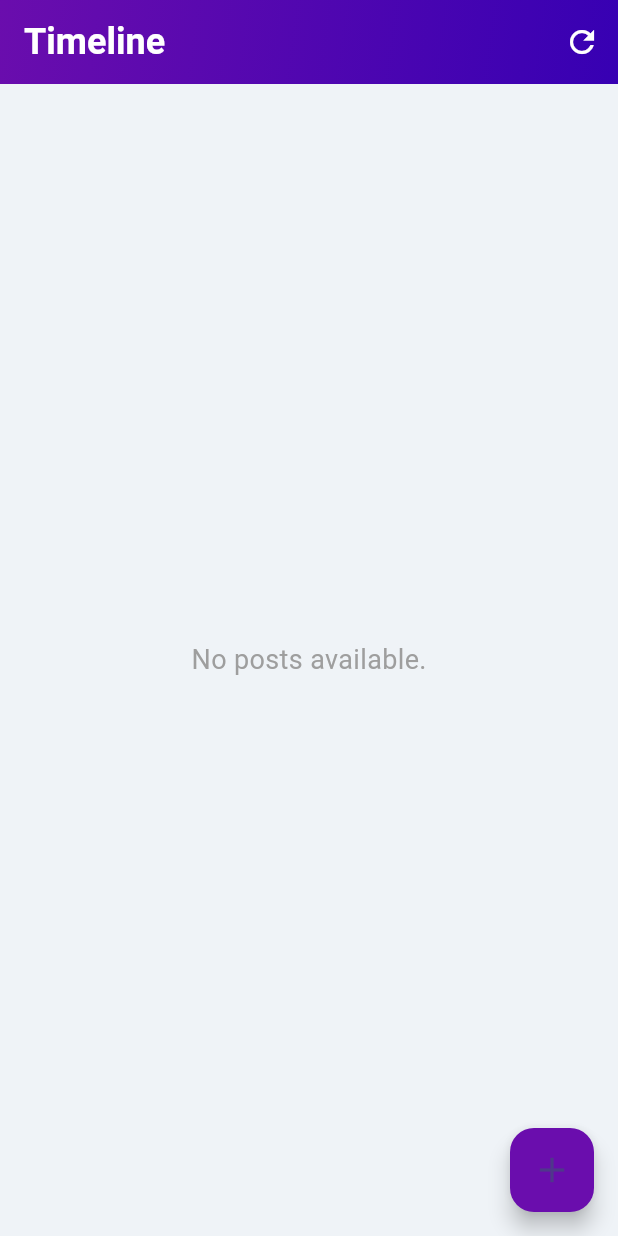
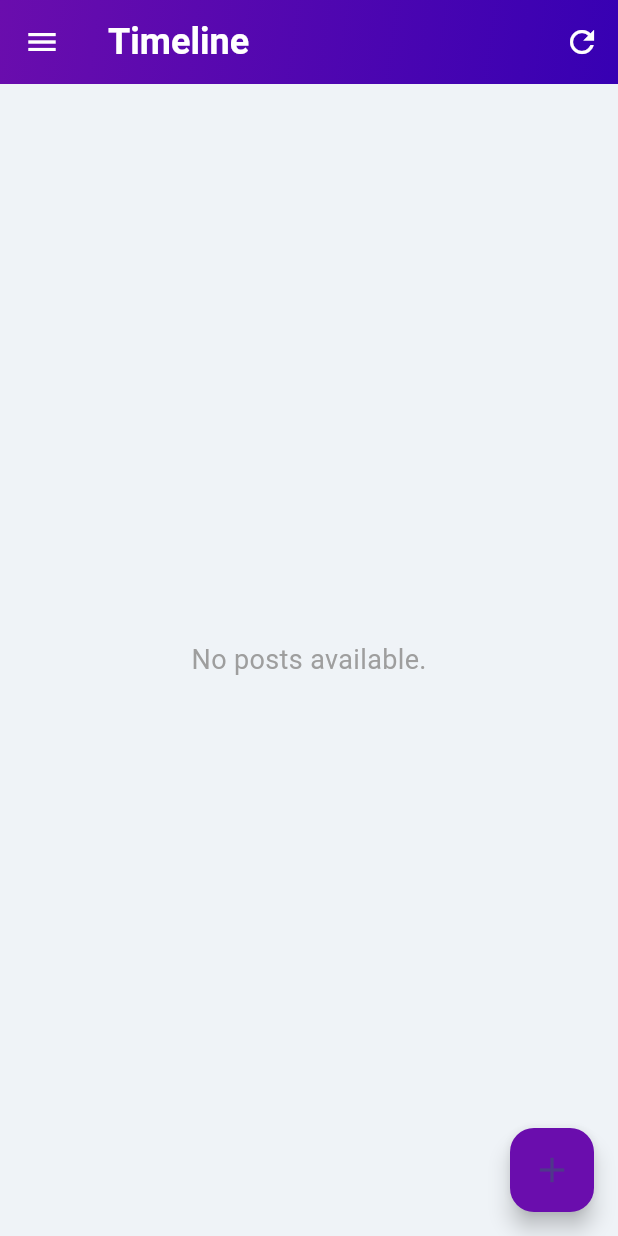
Before and after one commit to patryklbn/numinousways, a Flutter app: the screen it shows once a user with an empty profile is signed in, on a phone screen of 412 x 824 dp. Run offline on Flutter 3.47's test engine with Material 3 defaults, Android fonts, the phone set to English and light mode, and no system bars; our stand-ins replace cached_network_image, cloud_firestore, firebase_auth, firebase_core, firebase_storage, google_sign_in and 2 more; accounts and stored records are empty.

Commit message:
Fixed nested app bar

```diff
--- a/lib/screens/timeline/timeline_screen.dart
+++ b/lib/screens/timeline/timeline_screen.dart
@@ -1,10 +1,12 @@
-// timeline_screen.dart
+// lib/screens/timeline/timeline_screen.dart
+
 import 'package:flutter/material.dart';
 import 'package:provider/provider.dart';
 import '../../services/timeline_service.dart';
 import '../../models/post.dart';
 import '../../services/login_provider.dart';
 import '../../widgets/timeline/post_widget.dart';
+import '../../widgets/app_drawer.dart'; // Import AppDrawer
 import 'create_post_screen.dart';
 
 class TimelineScreen extends StatelessWidget {
@@ -47,6 +49,7 @@ class TimelineScreen extends StatelessWidget {
           ),
         ],
       ),
+      drawer: const AppDrawer(), // Include the drawer in the Scaffold
       body: StreamBuilder<List<Post>>(
         stream: timelineService.getPosts(currentUserId), // Pass currentUserId here
         builder: (context, snapshot) {
```
